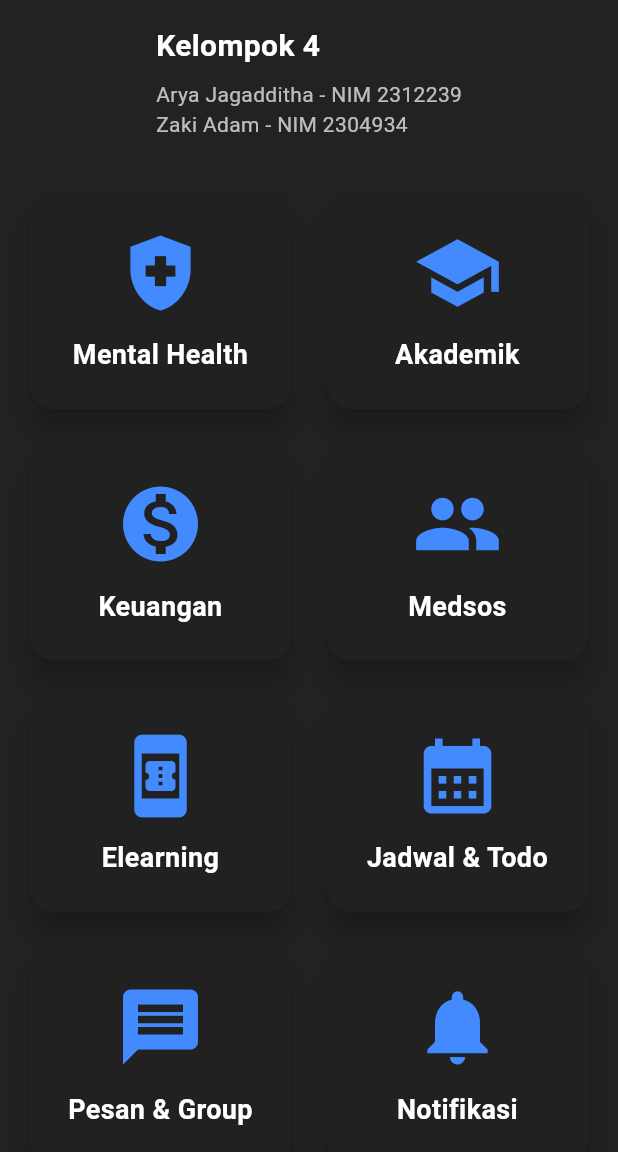
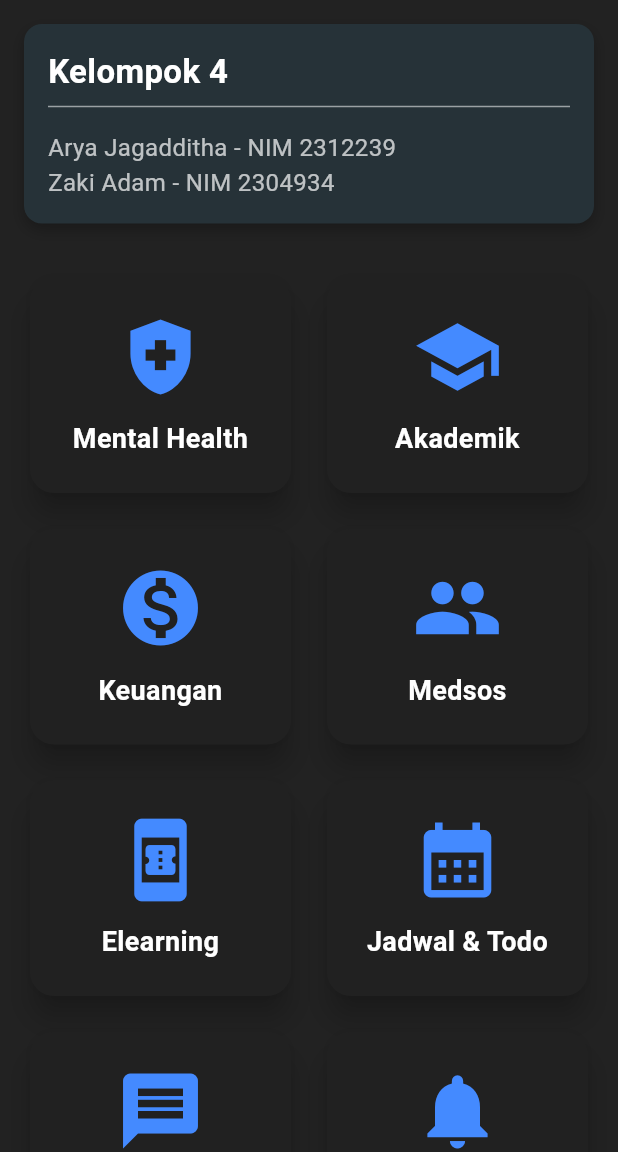
Before and after one commit to DrRhea/upi-life, a Flutter app: the screen it shows after launch, on a phone screen of 412 x 824 dp, the part 84-1236 px from its top. Run offline on Flutter 3.47's test engine with Material 3 defaults, Android fonts, the phone set to English and light mode, and no system bars.

Commit message:
feat(home): changing home screen ui style

```diff
--- a/lib/Home/home_screen.dart
+++ b/lib/Home/home_screen.dart
@@ -29,26 +29,7 @@ class HomeScreen extends StatelessWidget {
       ),
       body: Column(
         children: [
-          Padding(
-            padding: const EdgeInsets.all(16.0),
-            child: Column(
-              crossAxisAlignment: CrossAxisAlignment.start,
-              children: const [
-                Text(
-                  'Kelompok 4',
-                  style: TextStyle(
-                      fontSize: 20,
-                      fontWeight: FontWeight.bold,
-                      color: Colors.white),
-                ),
-                SizedBox(height: 8),
-                Text('Arya Jagadditha - NIM 2312239',
-                    style: TextStyle(color: Colors.white70)),
-                Text('Zaki Adam - NIM 2304934',
-                    style: TextStyle(color: Colors.white70)),
-              ],
-            ),
-          ),
+          _buildTeamSection(),
           Expanded(
             child: GridView.builder(
               padding: const EdgeInsets.all(16),
@@ -70,6 +51,43 @@ class HomeScreen extends StatelessWidget {
               },
             ),
           ),
+        ],
+      ),
+    );
+  }
+
+  Widget _buildTeamSection() {
+    return Container(
+      margin: const EdgeInsets.all(16),
+      padding: const EdgeInsets.all(16),
+      decoration: BoxDecoration(
+        color: Colors.blueGrey[900],
+        borderRadius: BorderRadius.circular(12),
+        boxShadow: [
+          BoxShadow(
+            color: Colors.black26,
+            blurRadius: 8,
+            offset: Offset(0, 4),
+          ),
+        ],
+      ),
+      child: Column(
+        crossAxisAlignment: CrossAxisAlignment.start,
+        children: const [
+          Text(
+            'Kelompok 4',
+            style: TextStyle(
+              fontSize: 22,
+              fontWeight: FontWeight.bold,
+              color: Colors.white,
+            ),
+          ),
+          Divider(color: Colors.white54, thickness: 1),
+          SizedBox(height: 8),
+          Text('Arya Jagadditha - NIM 2312239',
+              style: TextStyle(fontSize: 16, color: Colors.white70)),
+          Text('Zaki Adam - NIM 2304934',
+              style: TextStyle(fontSize: 16, color: Colors.white70)),
         ],
       ),
     );
```
